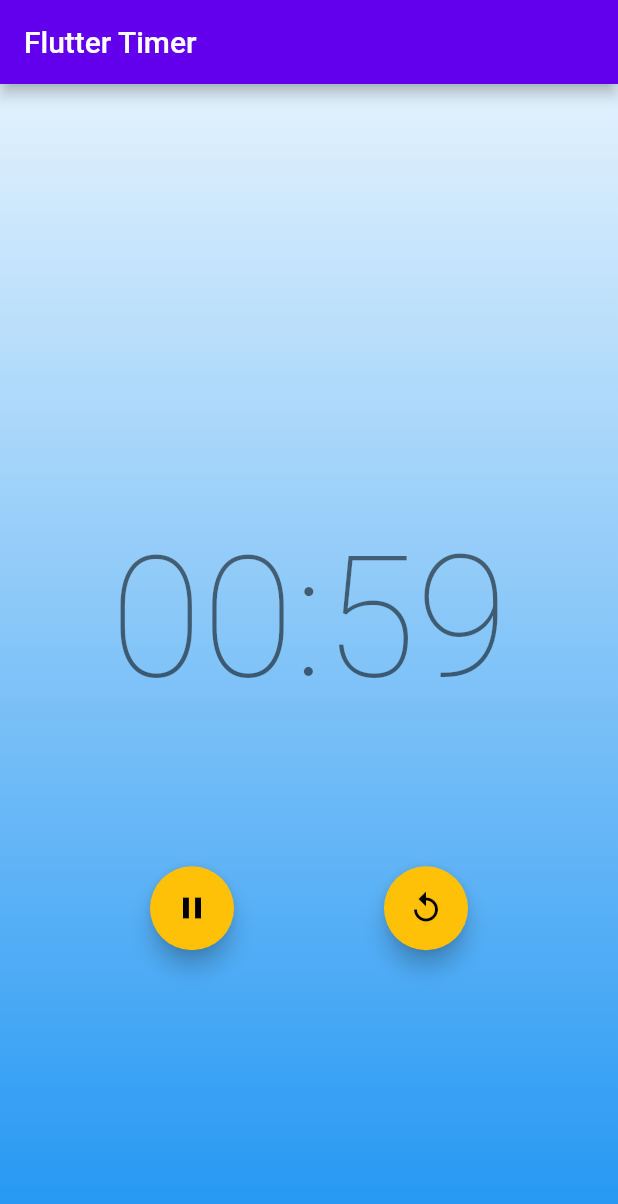
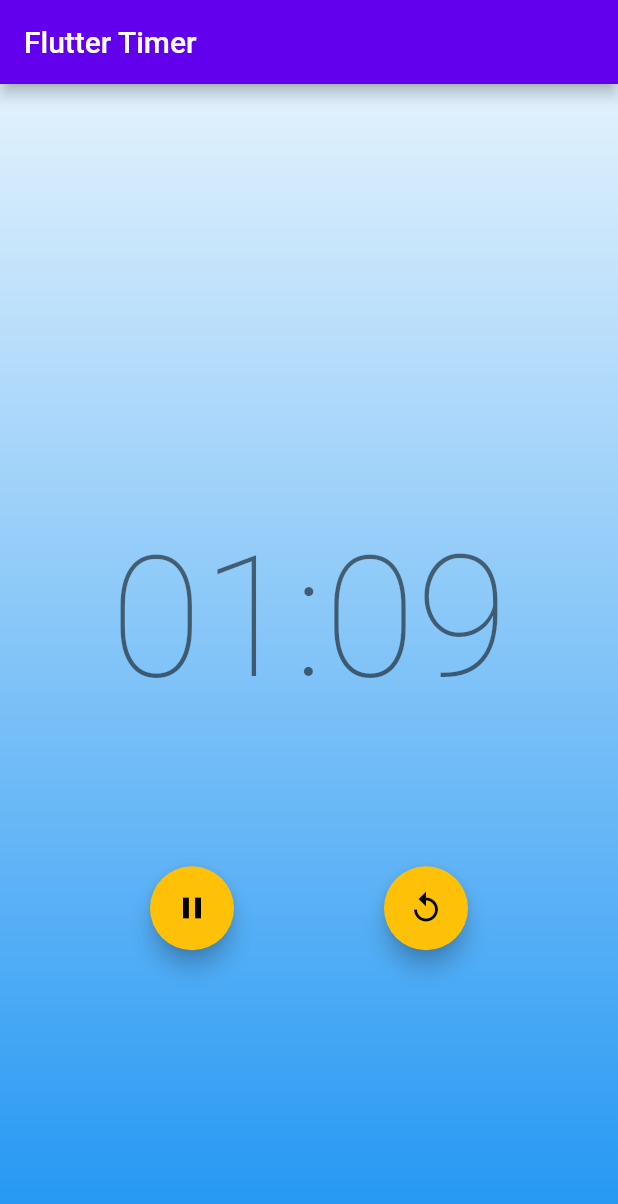
Before and after one commit to LinRin7/flutter, a Flutter app: the screen it shows after launch, after a tap on the "play arrow" icon, on a phone screen of 412 x 824 dp. Shown: the top 1204 px of the screen. Run offline on Flutter 3.47's test engine with Material 2 defaults, Android fonts, the phone set to English and light mode, and no system bars; our stand-ins replace bloc, equatable, flutter_bloc.

Commit message:
新增註解

```diff
--- a/practice/flutter_timer/lib/app.dart
+++ b/practice/flutter_timer/lib/app.dart
@@ -12,7 +12,7 @@ class MyApp extends StatelessWidget {
         // primaryColor: const Color.fromRGBO(109, 234, 255, 1),
         // colorScheme: const ColorScheme.light(
         //   secondary: Color.fromRGBO(72, 74, 126, 1),
-        primaryColor: const Color.fromARGB(255, 236, 73, 14),
+        primaryColor: const Color.fromRGBO(109, 234, 255, 1),
         colorScheme: const ColorScheme.light(
           secondary: Colors.amber,
         ),
--- a/practice/flutter_timer/lib/ticker.dart
+++ b/practice/flutter_timer/lib/ticker.dart
@@ -1,6 +1,8 @@
 // All our Ticker class does is expose a tick function
 // which takes the number of ticks (seconds) we want
 // and returns a stream which emits the remaining seconds every second.
+//計時器的數據源
+//一個stream，可以訂閱並響應
 class Ticker {
   const Ticker();
   Stream<int> tick({required int ticks}) {
--- a/practice/flutter_timer/lib/timer/bloc/timer_bloc.dart
+++ b/practice/flutter_timer/lib/timer/bloc/timer_bloc.dart
@@ -10,13 +10,16 @@ part 'timer_state.dart';
 
 class TimerBloc extends Bloc<TimerEvent, TimerState> {
   final Ticker _ticker;
-  static const int _duration = 60;
+  static const int _duration = 70;
 
   StreamSubscription<int>? _tickerSubscription;
 
+  //定義TimerBloc的初始狀態(super)
+  //定義對Ticker的依賴關係
   TimerBloc({required Ticker ticker})
       : _ticker = ticker,
         super(const TimerInitial(_duration)) {
+    //實現事件處裡 <event> (處理method)
     on<TimerStarted>(_onStarted);
     on<TimerPaused>(_onPaused);
     on<TimerResumed>(_onResumed);
@@ -34,7 +37,9 @@ class TimerBloc extends Bloc<TimerEvent, TimerState> {
     emit(TimerRunInProgress(event.duration));
     _tickerSubscription?.cancel();
     _tickerSubscription =
+        //監聽 _ticker.tick 流
         _ticker.tick(ticks: event.duration).listen((duration) {
+      //在每個觸發時間，添加一個包含剩餘時間的TimerTicked事件
       add(TimerTicked(duration: duration));
     });
   }
@@ -58,9 +63,10 @@ class TimerBloc extends Bloc<TimerEvent, TimerState> {
     emit(const TimerInitial(_duration));
   }
 
+  //每次收到TimerTicked事件:
   void _onTicked(TimerTicked event, Emitter<TimerState> emit) {
     emit(event.duration > 0
-        ? TimerRunInProgress(event.duration)
+        ? TimerRunInProgress(event.duration) //發送一個帶有新的剩餘時間的狀態
         : const TimerRunComplete());
   }
 
--- a/practice/flutter_timer/lib/timer/bloc/timer_event.dart
+++ b/practice/flutter_timer/lib/timer/bloc/timer_event.dart
@@ -32,6 +32,7 @@ class TimerReset extends TimerEvent {
   const TimerReset();
 }
 
+//通知bloc，(每)一秒經過的事件發生
 class TimerTicked extends TimerEvent {
   const TimerTicked({required this.duration});
   final int duration;
--- a/practice/flutter_timer/lib/timer/bloc/timer_state.dart
+++ b/practice/flutter_timer/lib/timer/bloc/timer_state.dart
@@ -16,6 +16,8 @@ part of 'timer_bloc.dart';
 // if the state is TimerRunPause the user will be able to resume the timer and reset the timer.
 // if the state is TimerRunComplete the user will be able to reset the timer.
 abstract class TimerState extends Equatable {
+  //不管bloc在哪，都要知道剩餘的秒數。所以用一個int參數duration
+  //event發生後，傳遞新的state(秒數)到UI上
   final int duration;
 
   const TimerState(this.duration);
--- a/practice/flutter_timer/lib/timer/view/timer_page.dart
+++ b/practice/flutter_timer/lib/timer/view/timer_page.dart
@@ -49,6 +49,7 @@ class TimerText extends StatelessWidget {
   @override
   Widget build(BuildContext context) {
     final duration = context.select((TimerBloc bloc) => bloc.state.duration);
+    //final hourStr = ((duration / 60 / 60) % 24).floor().toString();
     final minutesStr =
         ((duration / 60) % 60).floor().toString().padLeft(2, '0');
     final secondsStr = (duration % 60).floor().toString().padLeft(2, '0');
```
